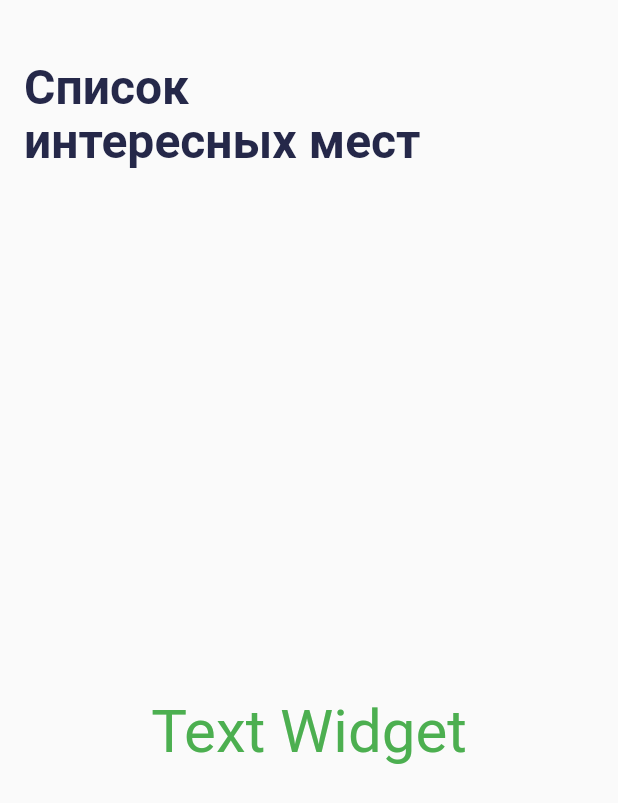
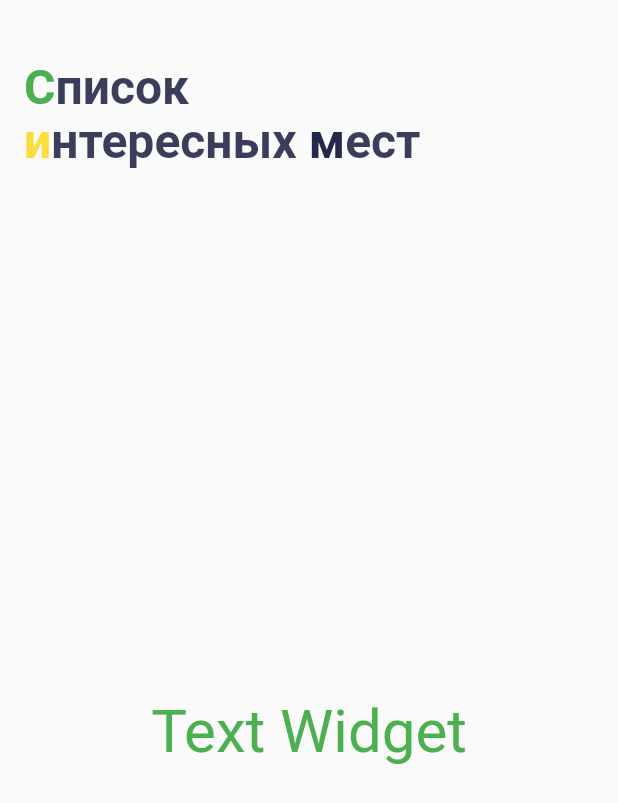
Before and after one commit to den11krs/places, a Flutter app: the screen it shows after launch, on a phone screen of 412 x 824 dp. Shown: the top 803 px of the screen. Run offline on Flutter 3.47's test engine with Material 2 defaults, Android fonts, the light colour scheme and no system bars.

Commit message:
Do part 2 of 4-4-homework

```diff
--- a/lib/main.dart
+++ b/lib/main.dart
@@ -5,11 +5,12 @@ void main() {
   runApp(const App());
 }
 
-abstract class AppStrings {
-  static const appTitle = 'Places';
+class AppStrings {
+  static const String appTitle = 'Places';
+  static const String appBarText = 'Список интересных мест';
 }
 
-abstract class AppColors {
+class AppColors {
   static const appMainColor = 0xFF252849;
   static const appSecondaryColor = 0xFF3B3E5B;
   static const appGreenColor = 0xFF4CAF50;
--- a/lib/ui/screen/sight_list_screen.dart
+++ b/lib/ui/screen/sight_list_screen.dart
@@ -12,31 +12,106 @@ class _SightListScreenState extends State<SightListScreen> {
   @override
   Widget build(BuildContext context) {
     return Scaffold(
+      // The first version of the AppBar
+      // appBar: AppBar(
+      //   backgroundColor: Theme.of(context).scaffoldBackgroundColor,
+      //   toolbarHeight: 152,
+      //   elevation: 0,
+      //   title: const SizedBox(
+      //     width: double.infinity,
+      //     child: Text(
+      //       'Список\nинтересных мест',
+      //       textAlign: TextAlign.left,
+      //       maxLines: 2,
+      //       overflow: TextOverflow.ellipsis,
+      //       style: TextStyle(
+      //         fontFamily: 'Roboto',
+
+      //         // According to height property of TextStyle (https://api.flutter.dev/flutter/painting/TextStyle/height.html)
+      //         // this should give us line-height of 36 => 32 * 1.125 = 36
+      //         height: 1.125,
+      //         fontSize: 32,
+      //         fontWeight: FontWeight.w700,
+
+      //         color: Color(AppColors.appMainColor),
+      //       ),
+      //     ),
+      //   ),
+      // ),
+
+      // The second version of the AppBar
       appBar: AppBar(
         backgroundColor: Theme.of(context).scaffoldBackgroundColor,
         toolbarHeight: 152,
         elevation: 0,
-        title: const SizedBox(
+        title: SizedBox(
           width: double.infinity,
-          child: Text(
-            'Список\nинтересных мест',
+          child: RichText(
             textAlign: TextAlign.left,
+            overflow: TextOverflow.ellipsis,
             maxLines: 2,
-            overflow: TextOverflow.ellipsis,
+            text: const TextSpan(
+              // Some common parameters for each child of this TextSpan:
               style: TextStyle(
                 fontFamily: 'Roboto',
-
                 // According to height property of TextStyle (https://api.flutter.dev/flutter/painting/TextStyle/height.html)
                 // this should give us line-height of 36 => 32 * 1.125 = 36
                 height: 1.125,
                 fontSize: 32,
                 fontWeight: FontWeight.w700,
+                color: Color(AppColors.appSecondaryColor),
+              ),
+              children: <TextSpan>[
+                // Список
+                TextSpan(
+                  children: <TextSpan>[
+                    TextSpan(
+                      text: 'C',
+                      style: TextStyle(
+                        color: Color(AppColors.appGreenColor),
+                      ),
+                    ),
+                    TextSpan(
+                      text: 'писок\n',
+                    ),
+                  ],
+                ),
 
+                // интересных
+                TextSpan(
+                  children: <TextSpan>[
+                    TextSpan(
+                      text: 'и',
+                      style: TextStyle(
+                        color: Color(AppColors.appYellowColor),
+                      ),
+                    ),
+                    TextSpan(
+                      text: 'нтересных ',
+                    ),
+                  ],
+                ),
+
+                // мест
+                TextSpan(
+                  children: <TextSpan>[
+                    TextSpan(
+                      text: 'м',
+                      style: TextStyle(
                         color: Color(AppColors.appMainColor),
+                      ),
+                    ),
+                    TextSpan(
+                      text: 'ест',
+                    ),
+                  ],
+                ),
+              ],
             ),
           ),
         ),
       ),
+
       body: Center(
         child: Column(
           mainAxisAlignment: MainAxisAlignment.spaceEvenly,
```
Lines whose indentation alone changed are shown as unchanged.
